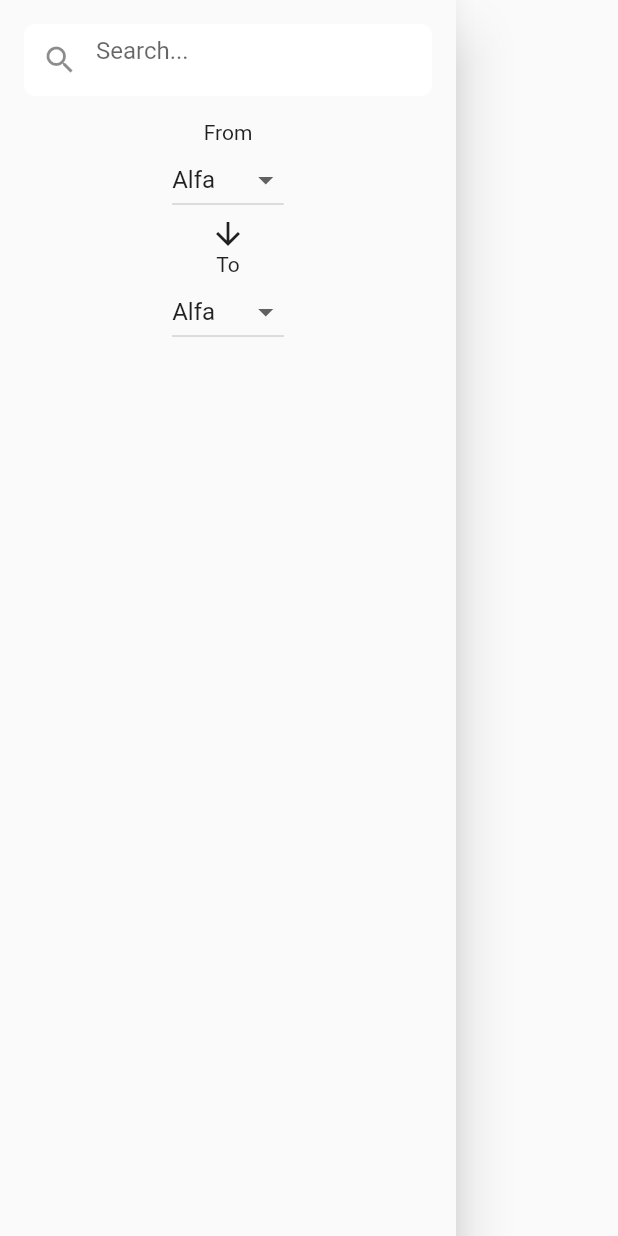
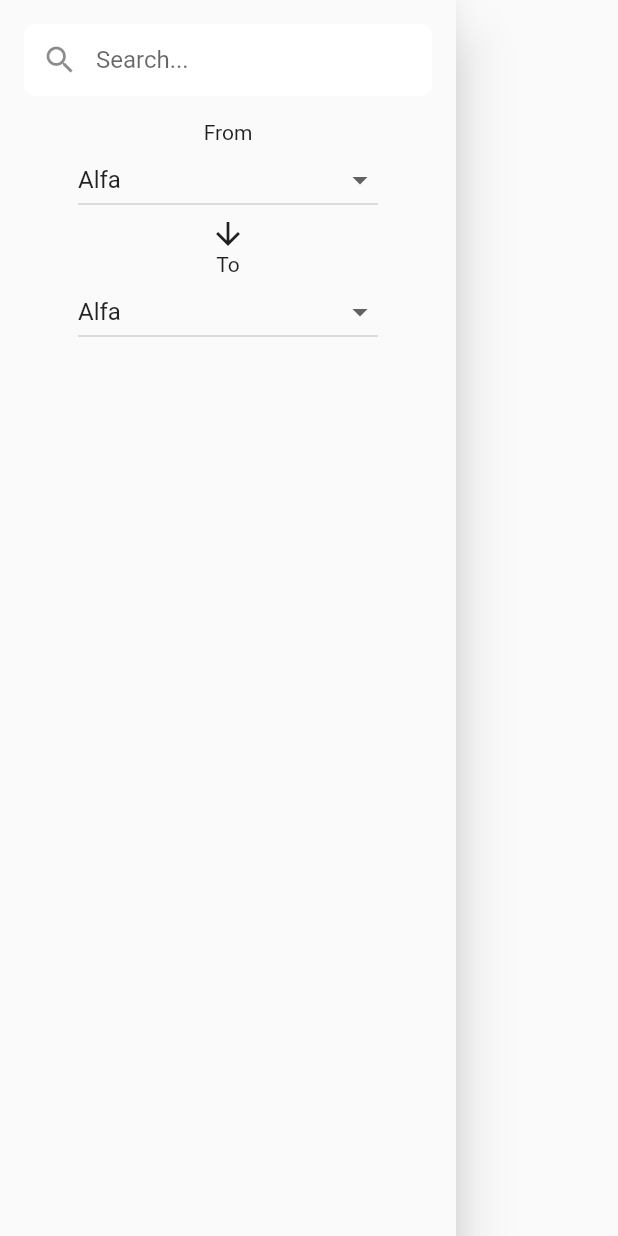
Before and after one commit to KoukiFOL/traveltrouble, a Flutter app: the SideMenu widget shown alone on an empty page, opened directly, on a phone screen of 412 x 824 dp. Run offline on Flutter 3.47's test engine with Material 2 defaults, Android fonts, the phone set to English and light mode, and no system bars; our stand-ins replace cloud_firestore, firebase_auth, firebase_core, go_router; missing offline and left inert: dart:js; accounts and stored records are empty.

Commit message:
update: サイドメニューのUI

```diff
--- a/lib/Compornents/sideMenu.dart
+++ b/lib/Compornents/sideMenu.dart
@@ -18,6 +18,7 @@ class SideMenu extends StatelessWidget {
                   borderRadius: BorderRadius.circular(8.0),
                 ),
                 child: TextField(
+                  textAlignVertical: TextAlignVertical.center,
                   decoration: InputDecoration(
                     hintText: 'Search...',
                     border: InputBorder.none,
@@ -52,7 +53,10 @@ class _DropdownButtonMenuState extends State<DropdownButtonMenu> {
 
   @override
   Widget build(BuildContext context) {
-    return DropdownButton(
+    return SizedBox(
+        width: 200,
+        child: DropdownButton(
+          isExpanded: true,
           items: const [
             DropdownMenuItem(
               value: 'Alfa',
@@ -81,6 +85,6 @@ class _DropdownButtonMenuState extends State<DropdownButtonMenu> {
               isSelectedValue = value!;
             });
           },
-    );
+        ));
   }
 }
```
Lines whose indentation alone changed are shown as unchanged.
